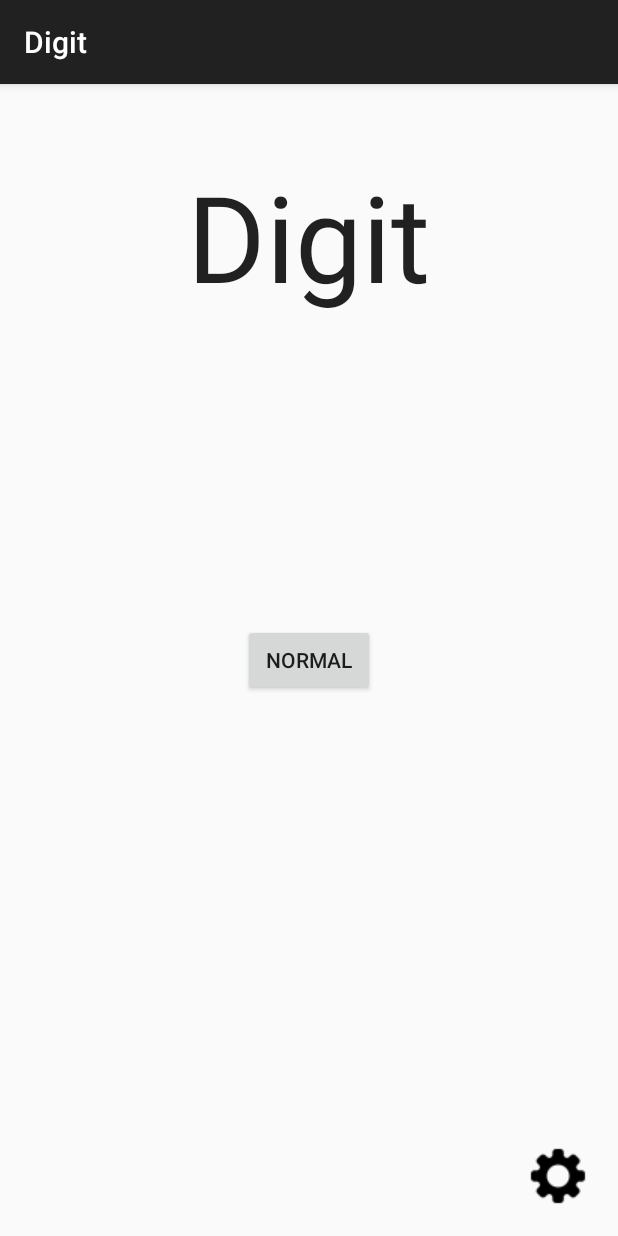
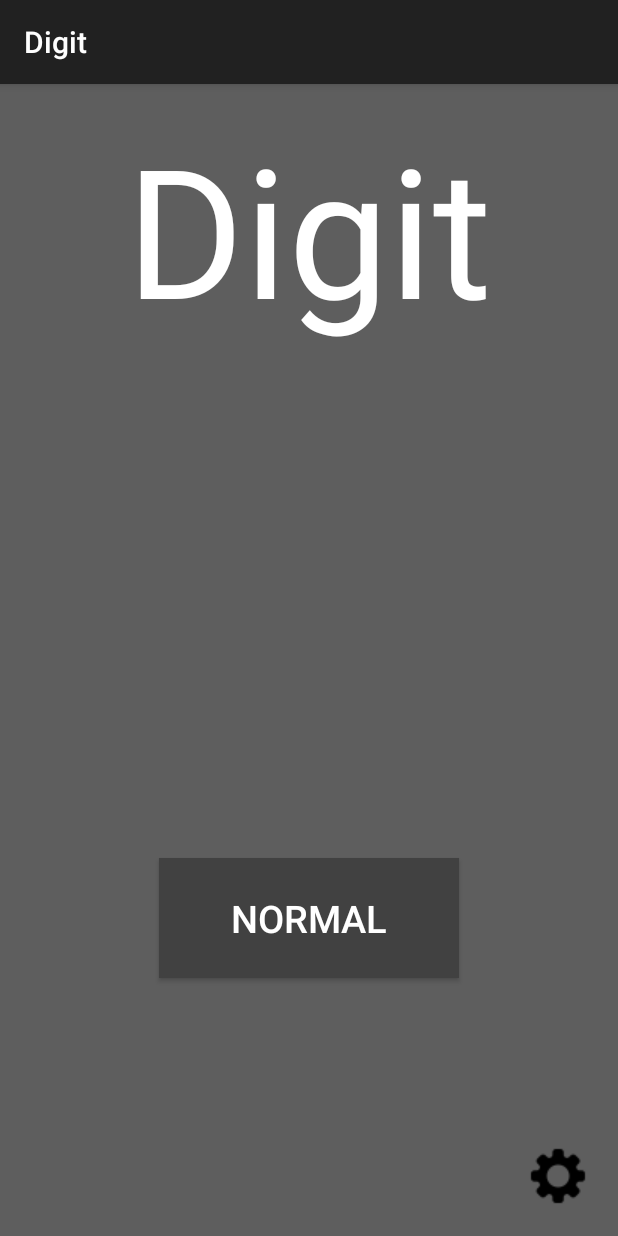
Before and after one commit to btran12/Digit, an Android app: the screen it shows after launch (MainActivity), on a phone screen of 412 x 824 dp. Run offline under Robolectric (Android 15) with nearby library versions, the light colour scheme and no system bars.

Commit message:
Appearance Change

```diff
--- a/app/src/main/res/layout/activity_main.xml
+++ b/app/src/main/res/layout/activity_main.xml
@@ -6,25 +6,32 @@
     android:paddingRight="@dimen/activity_horizontal_margin"
     android:paddingTop="@dimen/activity_vertical_margin"
     android:paddingBottom="@dimen/activity_vertical_margin" tools:context=".MainActivity"
-    android:visibility="visible">
+    android:visibility="visible"
+    android:background="#5e5e5e">
 
     <Button
         android:layout_width="wrap_content"
         android:layout_height="wrap_content"
         android:text="@string/button_label"
         android:id="@+id/button"
-        android:layout_centerVertical="true"
+        android:onClick="onStartGame"
+        android:height="80dp"
+        android:width="200dp"
+        android:textSize="25sp"
+        android:layout_above="@+id/imageView"
         android:layout_centerHorizontal="true"
-        android:onClick="onStartGame" />
+        android:layout_marginBottom="108dp"
+        android:textColor="#ffffff"
+        android:background="#414141" />
 
     <TextView
         android:layout_width="wrap_content"
         android:layout_height="wrap_content"
         android:textAppearance="?android:attr/textAppearanceLarge"
         android:id="@+id/textView"
-        android:layout_marginTop="32dp"
         android:text="@string/game_label"
-        android:textSize="80dp"
+        android:textSize="120sp"
+        android:textColor="#ffffff"
         android:layout_alignParentTop="true"
         android:layout_centerHorizontal="true" />
 
```
